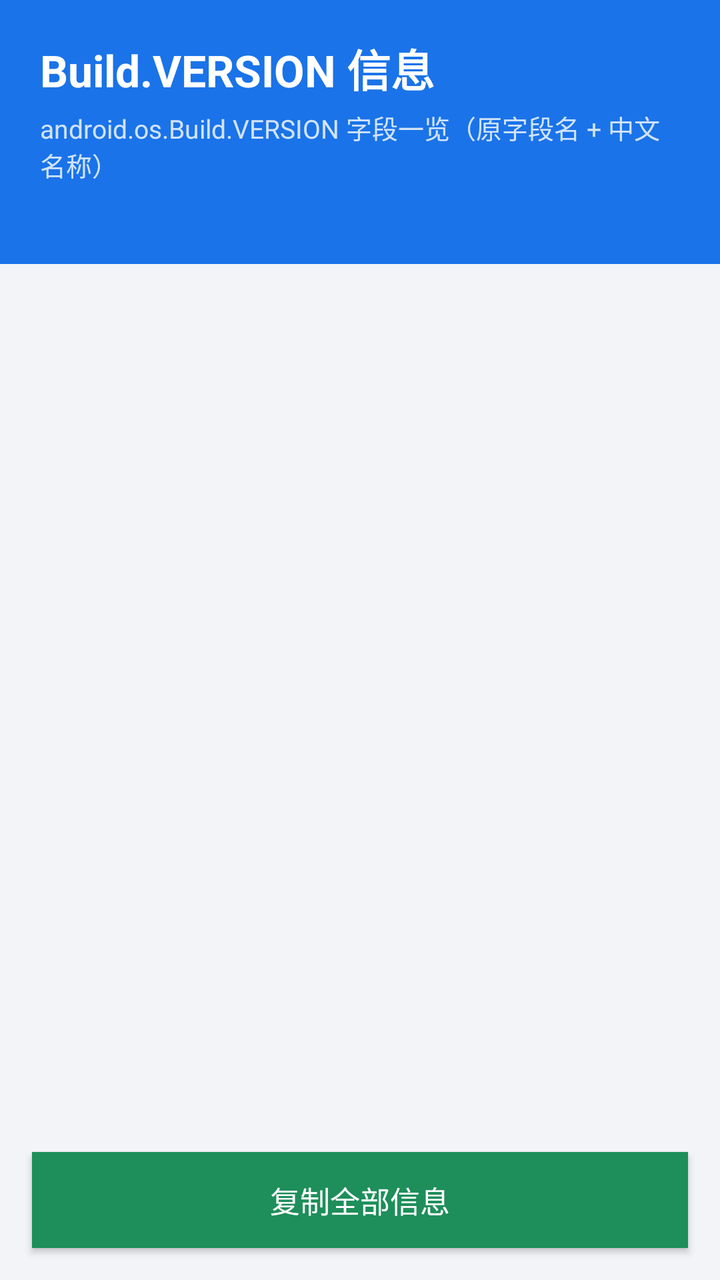
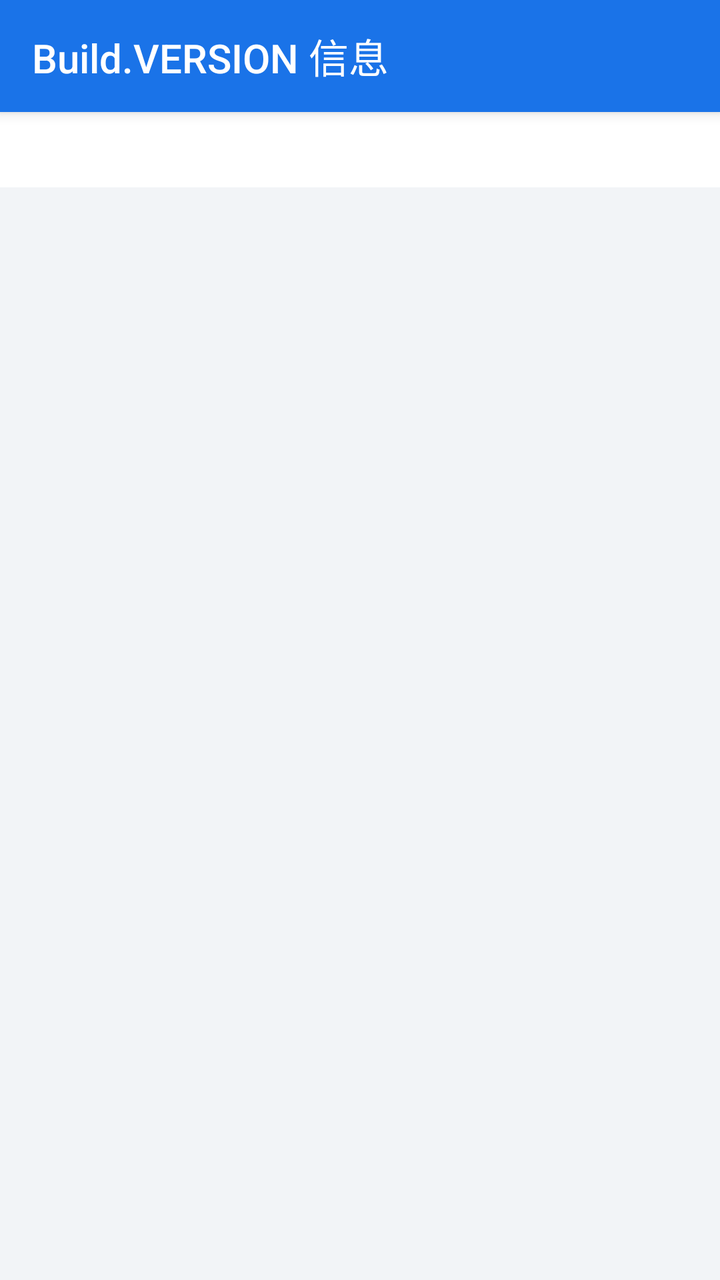

Two renders of the same Android screen: before a commit and after it. Below are the layout's source before the change and the commit's diff.
<!-- AndroidManifest.xml: application theme AppTheme -->
<!-- res/layout/activity_main.xml -->
<?xml version="1.0" encoding="utf-8"?>
<LinearLayout xmlns:android="http://schemas.android.com/apk/res/android"
    android:layout_width="match_parent"
    android:layout_height="match_parent"
    android:orientation="vertical"
    android:background="@color/background">

    
    <LinearLayout
        android:layout_width="match_parent"
        android:layout_height="wrap_content"
        android:orientation="vertical"
        android:background="@color/primary"
        android:paddingStart="20dp"
        android:paddingEnd="20dp"
        android:paddingTop="18dp"
        android:paddingBottom="18dp">

        <TextView
            android:layout_width="wrap_content"
            android:layout_height="wrap_content"
            android:text="@string/title_main"
            android:textColor="#FFFFFF"
            android:textSize="22sp"
            android:textStyle="bold" />

        <TextView
            android:layout_width="wrap_content"
            android:layout_height="wrap_content"
            android:paddingTop="4dp"
            android:text="@string/subtitle_main"
            android:textColor="#CCFFFFFF"
            android:textSize="13sp" />

        <TextView
            android:id="@+id/device_info"
            android:layout_width="wrap_content"
            android:layout_height="wrap_content"
            android:paddingTop="6dp"
            android:textColor="#B3FFFFFF"
            android:textSize="12sp" />
    </LinearLayout>

    
    <ScrollView
        android:layout_width="match_parent"
        android:layout_height="0dp"
        android:layout_weight="1"
        android:fillViewport="true">

        <LinearLayout
            android:id="@+id/container"
            android:layout_width="match_parent"
            android:layout_height="wrap_content"
            android:orientation="vertical"
            android:padding="12dp" />
    </ScrollView>

    
    <Button
        android:id="@+id/copy_btn"
        android:layout_width="match_parent"
        android:layout_height="wrap_content"
        android:layout_margin="16dp"
        android:background="@color/accent"
        android:text="@string/copy_all"
        android:textColor="#FFFFFF"
        android:textSize="15sp" />

</LinearLayout>
<!-- resources referenced by this layout -->
<resources>
  <color name="accent">#1E8E5A</color>
  <color name="background">#F2F4F7</color>
  <color name="primary">#1A73E8</color>
  <string name="copy_all">复制全部信息</string>
  <string name="subtitle_main">android.os.Build.VERSION 字段一览（原字段名 + 中文名称）</string>
  <string name="title_main">Build.VERSION 信息</string>
  <style name="AppTheme" parent="android:Theme.Material.Light.NoActionBar">
          <item name="android:colorPrimary">@color/primary</item>
          <item name="android:colorPrimaryDark">@color/primary_dark</item>
          <item name="android:colorAccent">@color/accent</item>
          <item name="android:statusBarColor">@color/primary_dark</item>
          <item name="android:windowBackground">@color/background</item>
      </style>
  <color name="primary_dark">#0D47A1</color>
</resources>

<!-- the commit's change to res/layout/activity_main.xml (unified diff, before → after) -->
@@ -6,40 +6,28 @@
     android:background="@color/background">
 
     
-    <LinearLayout
+    <android.widget.Toolbar
+        android:id="@+id/toolbar"
+        android:layout_width="match_parent"
+        android:layout_height="?android:attr/actionBarSize"
+        android:background="@color/primary"
+        android:elevation="4dp"
+        android:theme="@android:style/ThemeOverlay.Material.Dark.ActionBar"
+        android:title="@string/title_main"
+        android:titleTextColor="#FFFFFF" />
+
+    
+    <TextView
+        android:id="@+id/device_info"
         android:layout_width="match_parent"
         android:layout_height="wrap_content"
-        android:orientation="vertical"
-        android:background="@color/primary"
-        android:paddingStart="20dp"
-        android:paddingEnd="20dp"
-        android:paddingTop="18dp"
-        android:paddingBottom="18dp">
-
-        <TextView
-            android:layout_width="wrap_content"
-            android:layout_height="wrap_content"
-            android:text="@string/title_main"
-            android:textColor="#FFFFFF"
-            android:textSize="22sp"
-            android:textStyle="bold" />
-
-        <TextView
-            android:layout_width="wrap_content"
-            android:layout_height="wrap_content"
-            android:paddingTop="4dp"
-            android:text="@string/subtitle_main"
-            android:textColor="#CCFFFFFF"
-            android:textSize="13sp" />
-
-        <TextView
-            android:id="@+id/device_info"
-            android:layout_width="wrap_content"
-            android:layout_height="wrap_content"
-            android:paddingTop="6dp"
-            android:textColor="#B3FFFFFF"
-            android:textSize="12sp" />
-    </LinearLayout>
+        android:background="@color/card_bg"
+        android:paddingStart="16dp"
+        android:paddingEnd="16dp"
+        android:paddingTop="10dp"
+        android:paddingBottom="10dp"
+        android:textColor="@color/text_sub"
+        android:textSize="13sp" />
 
     
     <ScrollView
@@ -56,15 +44,4 @@
             android:padding="12dp" />
     </ScrollView>
 
-    
-    <Button
-        android:id="@+id/copy_btn"
-        android:layout_width="match_parent"
-        android:layout_height="wrap_content"
-        android:layout_margin="16dp"
-        android:background="@color/accent"
-        android:text="@string/copy_all"
-        android:textColor="#FFFFFF"
-        android:textSize="15sp" />
-
 </LinearLayout>
<!-- resource entries referenced after the edit -->
@@ -2,9 +2,9 @@
 <resources>
   <color name="accent">#1E8E5A</color>
   <color name="background">#F2F4F7</color>
+  <color name="card_bg">#FFFFFF</color>
   <color name="primary">#1A73E8</color>
-  <string name="copy_all">复制全部信息</string>
-  <string name="subtitle_main">android.os.Build.VERSION 字段一览（原字段名 + 中文名称）</string>
+  <color name="text_sub">#6B7280</color>
   <string name="title_main">Build.VERSION 信息</string>
   <style name="AppTheme" parent="android:Theme.Material.Light.NoActionBar">
           <item name="android:colorPrimary">@color/primary</item>
